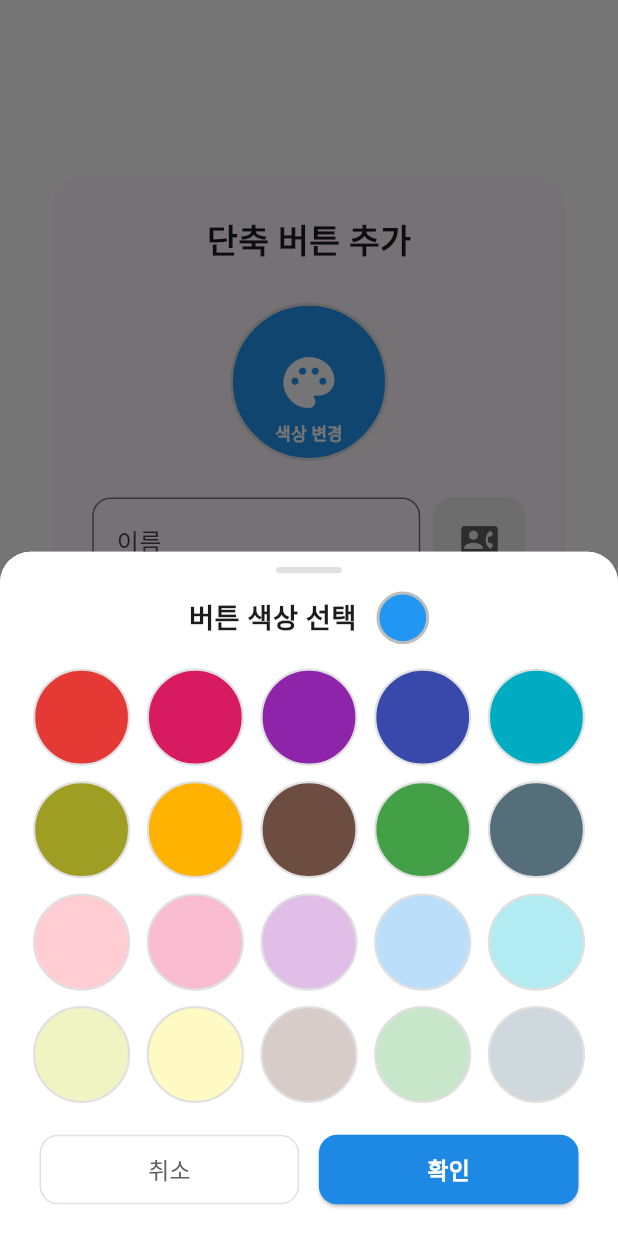
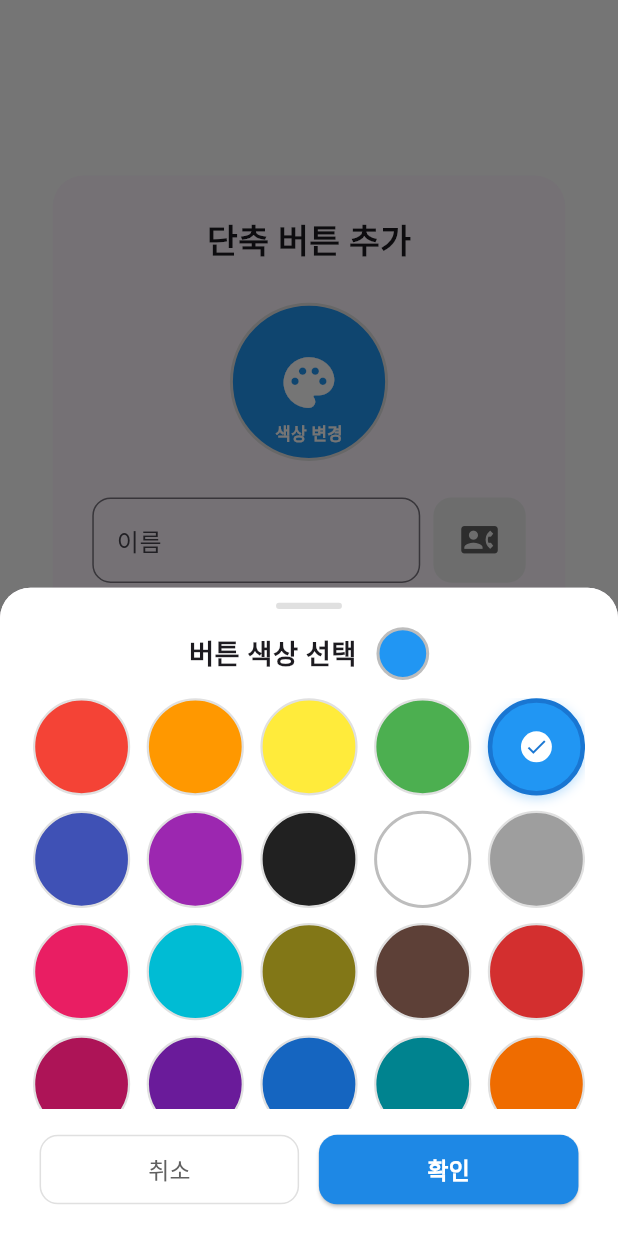
Before and after one commit to sunes26/quick_call, a Flutter app: the AddButtonScreen screen opened directly, after a tap on "색상 변경", on a phone screen of 412 x 824 dp. Run offline on Flutter 3.47's test engine with Material 3 defaults, Android fonts, the light colour scheme and no system bars; our stand-ins replace auto_size_text, flutter_contacts, flutter_screenutil, permission_handler, reorderable_grid_view, shared_preferences and 1 more; missing offline and left inert: flutter_phone_direct_caller; accounts and stored records are empty.

Commit message:
update file

```diff
--- a/lib/screens/add_button_screen.dart
+++ b/lib/screens/add_button_screen.dart
@@ -47,9 +47,24 @@ class _AddButtonScreenState extends State<AddButtonScreen> {
               widget.initialGroup != '전체' &&
               availableGroups.contains(widget.initialGroup)) {
             _selectedGroup = widget.initialGroup;
+
+            // 🆕 해당 그룹의 마지막 버튼 색상 가져오기
+            final groupButtons = provider.getButtonsForGroup(widget.initialGroup!);
+            if (groupButtons.isNotEmpty) {
+              // 마지막 버튼의 색상을 기본 색상으로 설정
+              _selectedColor = groupButtons.last.color;
+            }
           } else {
             // 그렇지 않으면 첫 번째 사용 가능한 그룹 선택
             _selectedGroup = availableGroups.isNotEmpty ? availableGroups.first : null;
+
+            // 🆕 첫 번째 그룹의 마지막 버튼 색상 가져오기
+            if (_selectedGroup != null) {
+              final groupButtons = provider.getButtonsForGroup(_selectedGroup!);
+              if (groupButtons.isNotEmpty) {
+                _selectedColor = groupButtons.last.color;
+              }
+            }
           }
         });
       }
@@ -436,6 +451,12 @@ class _AddButtonScreenState extends State<AddButtonScreen> {
                                   setState(() {
                                     _selectedGroup = value!;
                                     _isAddingNewGroup = false;
+
+                                    // 🆕 그룹 변경 시 해당 그룹의 마지막 버튼 색상 적용
+                                    final groupButtons = provider.getButtonsForGroup(value);
+                                    if (groupButtons.isNotEmpty) {
+                                      _selectedColor = groupButtons.last.color;
+                                    }
                                   });
                                 }
                               },
--- a/lib/screens/home_screen.dart
+++ b/lib/screens/home_screen.dart
@@ -1178,11 +1178,11 @@ class _HomeScreenState extends State<HomeScreen> with TickerProviderStateMixin {
       return _buildReorderableGrid(context, provider, groupButtons);
     }
 
-    // 일반 모드: 기본 그리드 (애니메이션 + 마지막에 + 버튼 포함)
+    // 일반 모드: 기본 그리드 (+ 버튼 포함, 애니메이션 제거)
     return _buildNormalGrid(context, provider, groupButtons, group);
   }
 
-  // 일반 모드 그리드 (애니메이션 포함)
+  // ✨ 애니메이션 제거된 일반 모드 그리드
   Widget _buildNormalGrid(
     BuildContext context,
     SpeedDialProvider provider,
@@ -1196,10 +1196,6 @@ class _HomeScreenState extends State<HomeScreen> with TickerProviderStateMixin {
       onRefresh: () => provider.loadButtons(),
       child: Padding(
         padding: EdgeInsets.all(16.w),
-        child: AnimatedSwitcher(
-          duration: const Duration(milliseconds: 300),
-          switchInCurve: Curves.easeInOut,
-          switchOutCurve: Curves.easeInOut,
         child: GridView.builder(
           key: ValueKey('normal_${group}_${groupButtons.length}_${provider.searchQuery}_${provider.currentSortOption}'),
           physics: const AlwaysScrollableScrollPhysics(),
@@ -1218,29 +1214,14 @@ class _HomeScreenState extends State<HomeScreen> with TickerProviderStateMixin {
             }
 
             final button = groupButtons[index];
-              return TweenAnimationBuilder<double>(
-                tween: Tween(begin: 0.0, end: 1.0),
-                duration: Duration(milliseconds: 300 + (index * 50)),
-                curve: Curves.easeOutBack,
-                builder: (context, value, child) {
-                  return Transform.scale(
-                    scale: value,
-                    child: Opacity(
-                      opacity: value.clamp(0.0, 1.0),
-                      child: child,
-                    ),
-                  );
-                },
-                child: DialButtonWidget(
+            return DialButtonWidget(
               button: button,
               isEditMode: false,
               onTap: () => _handleButtonTap(context, provider, button),
               onLongPress: () => _handleButtonLongPress(context, provider, button),
               onDelete: () => _handleDelete(context, provider, button, index),
-                ),
-              );
-            },
-          ),
+            );
+          },
         ),
       ),
     );
--- a/lib/widgets/color_picker_widget.dart
+++ b/lib/widgets/color_picker_widget.dart
@@ -17,30 +17,45 @@ class ColorPickerWidget extends StatefulWidget {
 class _ColorPickerWidgetState extends State<ColorPickerWidget> {
   late Color _selectedColor;
 
-  // 🎨 색상 팔레트 (5x4 = 20개)
+  // 🎨 확장된 색상 팔레트 (5x6 = 30개)
+  // 🌈 Row 1-2: 기본 색상 우선 배치 (빨주노초파남보검 + 흰색 + 회색)
   static const List<Color> colorPalette = [
-    // Row 1 - 진한 색상
-    Color(0xFFE53935), // 빨강
-    Color(0xFFD81B60), // 분홍
-    Color(0xFF8E24AA), // 보라
-    Color(0xFF3949AB), // 파랑
-    Color(0xFF00ACC1), // 청록
+    // Row 1 - 기본 색상 (빨주노초파)
+    Color(0xFFF44336), // 빨강 ❤️
+    Color(0xFFFF9800), // 주황 🧡
+    Color(0xFFFFEB3B), // 노랑 💛
+    Color(0xFF4CAF50), // 초록 💚
+    Color(0xFF2196F3), // 파랑 💙 (기본색)
 
-    // Row 2 - 중간 톤
-    Color(0xFF9E9D24), // 올리브
-    Color(0xFFFFB300), // 노랑
-    Color(0xFF6D4C41), // 갈색
-    Color(0xFF43A047), // 초록
-    Color(0xFF546E7A), // 회색
+    // Row 2 - 기본 색상 (남보검 + 흰회)
+    Color(0xFF3F51B5), // 남색 💙
+    Color(0xFF9C27B0), // 보라 💜
+    Color(0xFF212121), // 검정 🖤
+    Color(0xFFFFFFFF), // 흰색 🤍
+    Color(0xFF9E9E9E), // 회색 🩶
 
-    // Row 3 - 연한 파스텔
+    // Row 3 - 진한 보조 색상
+    Color(0xFFE91E63), // 진한 분홍
+    Color(0xFF00BCD4), // 진한 청록
+    Color(0xFF827717), // 진한 올리브
+    Color(0xFF5D4037), // 진한 갈색
+    Color(0xFFD32F2F), // 진한 빨강
+
+    // Row 4 - 중간 보조 색상
+    Color(0xFFAD1457), // 딥 핑크
+    Color(0xFF6A1B9A), // 딥 퍼플
+    Color(0xFF1565C0), // 다크 블루
+    Color(0xFF00838F), // 다크 시안
+    Color(0xFFEF6C00), // 다크 오렌지
+
+    // Row 5 - 연한 파스텔 톤
     Color(0xFFFFCDD2), // 연한 빨강
     Color(0xFFF8BBD0), // 연한 분홍
     Color(0xFFE1BEE7), // 연한 보라
     Color(0xFFBBDEFB), // 연한 파랑
     Color(0xFFB2EBF2), // 연한 청록
 
-    // Row 4 - 더 연한 톤
+    // Row 6 - 밝은 파스텔 톤
     Color(0xFFF0F4C3), // 연한 올리브
     Color(0xFFFFF9C4), // 연한 노랑
     Color(0xFFD7CCC8), // 연한 갈색
@@ -122,14 +137,16 @@ class _ColorPickerWidgetState extends State<ColorPickerWidget> {
               ],
             ),
           ),
-          SizedBox(height: 16.h),
+          SizedBox(height: 12.h),
 
-          // 색상 그리드 (스크롤 없이 한눈에)
+          // 색상 그리드 (5x6 = 30개, 스크롤 가능)
           Padding(
             padding: EdgeInsets.symmetric(horizontal: 20.w),
+            child: SizedBox(
+              height: 270.h, // 스크롤 영역 고정 높이 (오버플로우 방지)
               child: GridView.builder(
                 shrinkWrap: true,
-              physics: const NeverScrollableScrollPhysics(),
+                physics: const BouncingScrollPhysics(),
                 gridDelegate: SliverGridDelegateWithFixedCrossAxisCount(
                   crossAxisCount: 5,
                   childAspectRatio: 1.0,
@@ -140,6 +157,7 @@ class _ColorPickerWidgetState extends State<ColorPickerWidget> {
                 itemBuilder: (context, index) {
                   final color = colorPalette[index];
                   final isSelected = _colorsEqual(_selectedColor, color);
+                  final isWhite = color.value == 0xFFFFFFFF; // 흰색 체크
 
                   return GestureDetector(
                     onTap: () => _selectColor(color),
@@ -149,8 +167,11 @@ class _ColorPickerWidgetState extends State<ColorPickerWidget> {
                         color: color,
                         shape: BoxShape.circle,
                         border: Border.all(
-                        color: isSelected ? Colors.blue[700]! : Colors.grey[300]!,
-                        width: isSelected ? 3 : 1.5,
+                          // 흰색은 항상 진한 테두리, 선택 시에는 파란 테두리
+                          color: isSelected
+                              ? Colors.blue[700]!
+                              : (isWhite ? Colors.grey[400]! : Colors.grey[300]!),
+                          width: isSelected ? 3 : (isWhite ? 2 : 1.5),
                         ),
                         boxShadow: isSelected
                             ? [
@@ -166,14 +187,20 @@ class _ColorPickerWidgetState extends State<ColorPickerWidget> {
                           ? Center(
                               child: Container(
                                 padding: EdgeInsets.all(2.w),
-                              decoration: const BoxDecoration(
-                                color: Colors.white,
+                                decoration: BoxDecoration(
+                                  // 흰색/밝은 색은 회색 배경, 어두운 색은 흰색 배경
+                                  color: color.computeLuminance() > 0.5
+                                      ? Colors.grey[700]
+                                      : Colors.white,
                                   shape: BoxShape.circle,
                                 ),
                                 child: Icon(
                                   Icons.check,
                                   size: 16.sp,
-                                color: Colors.blue[700],
+                                  // 체크 아이콘도 배경에 따라 색상 변경
+                                  color: color.computeLuminance() > 0.5
+                                      ? Colors.white
+                                      : Colors.blue[700],
                                 ),
                               ),
                             )
@@ -183,7 +210,8 @@ class _ColorPickerWidgetState extends State<ColorPickerWidget> {
                 },
               ),
             ),
-          SizedBox(height: 20.h),
+          ),
+          SizedBox(height: 16.h),
 
           // 버튼들
           Padding(
--- a/lib/widgets/dial_button_widget.dart
+++ b/lib/widgets/dial_button_widget.dart
@@ -29,33 +29,6 @@ class _DialButtonWidgetState extends State<DialButtonWidget>
     with SingleTickerProviderStateMixin {
   late AnimationController _controller;
   late Animation<double> _animation;
-
-  // ========================================
-  // 패턴 사전 정의
-  // ========================================
-
-  // 직책 (긴 것부터 매칭)
-  static const List<String> _positionPatterns = [
-    '본부장', '센터장', '지점장', '부사장', '선생님', '대표님',
-    '회장', '사장', '전무', '상무', '이사', '부장', '차장',
-    '과장', '대리', '주임', '사원', '팀장', '실장', '원장',
-    '관장', '교수', '박사', '님', '씨',
-  ];
-
-  // 조직 단위 (긴 것부터 매칭)
-  static const List<String> _organizationPatterns = [
-    '영업팀', '개발팀', '인사팀', '총무팀', '기획팀', '마케팅팀',
-    '경영지원팀', '고객지원팀', '연구소', '사업부', '지원팀',
-    '본부', '센터', '지점', '팀', '부', '실', '과', '국', '처',
-  ];
-
-  // 회사/기관 (긴 것부터 매칭)
-  static const List<String> _companyPatterns = [
-    '대학교', '고등학교', '중학교', '초등학교', '유치원',
-    '물산', '전자', '건설', '증권', '은행', '보험', '카드',
-    '병원', '약국', '의원', '치과', '한의원', '정형외과',
-    '회사', '그룹', '재단', '공사', '공단', '협회',
-  ];
 
   @override
   void initState() {
@@ -113,6 +86,33 @@ class _DialButtonWidgetState extends State<DialButtonWidget>
     _controller.dispose();
     super.dispose();
   }
+
+  // ========================================
+  // 패턴 사전 정의
+  // ========================================
+
+  // 직책 (긴 것부터 매칭)
+  static const List<String> _positionPatterns = [
+    '본부장', '센터장', '지점장', '부사장', '선생님', '대표님',
+    '회장', '사장', '전무', '상무', '이사', '부장', '차장',
+    '과장', '대리', '주임', '사원', '팀장', '실장', '원장',
+    '관장', '교수', '박사', '님', '씨',
+  ];
+
+  // 조직 단위 (긴 것부터 매칭)
+  static const List<String> _organizationPatterns = [
+    '영업팀', '개발팀', '인사팀', '총무팀', '기획팀', '마케팅팀',
+    '경영지원팀', '고객지원팀', '연구소', '사업부', '지원팀',
+    '본부', '센터', '지점', '팀', '부', '실', '과', '국', '처',
+  ];
+
+  // 회사/기관 (긴 것부터 매칭)
+  static const List<String> _companyPatterns = [
+    '대학교', '고등학교', '중학교', '초등학교', '유치원',
+    '물산', '전자', '건설', '증권', '은행', '보험', '카드',
+    '병원', '약국', '의원', '치과', '한의원', '정형외과',
+    '회사', '그룹', '재단', '공사', '공단', '협회',
+  ];
 
   // 배경색에 따른 텍스트 색상 자동 결정
   Color _getTextColorForBackground(Color backgroundColor) {
```
Also changed, not shown: 1 other file. Lines whose indentation alone changed are shown as unchanged.
